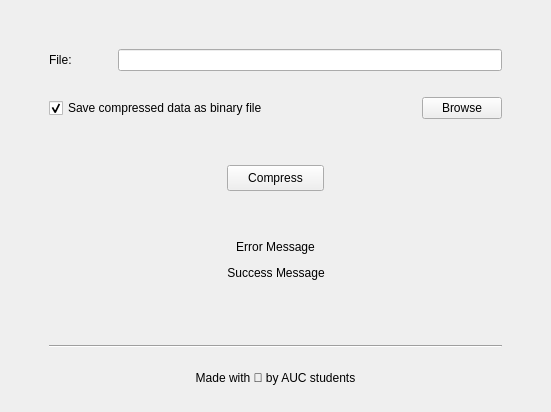
Qt form src/main_window/mainwindow.ui (MikhaelMounay/huffman-file-zipper) before a commit.
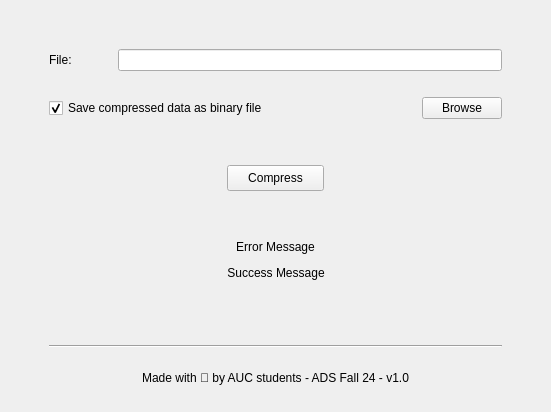
The same form after that commit.

Commit message: cmake: Added Release build profile with specified WIN32 for add_executable

Patch:
```diff
--- a/src/main_window/mainwindow.ui
+++ b/src/main_window/mainwindow.ui
@@ -426,7 +426,7 @@
                             </size>
                         </property>
                         <property name="text">
-                            <string>Made with 🖤 by AUC students</string>
+       <string>Made with 🖤 by AUC students - ADS Fall 24 - v1.0</string>
                         </property>
                         <property name="alignment">
                             <set>Qt::AlignCenter</set>
```
Lines whose indentation alone changed are shown as unchanged. The commit also changes 1 other file.
